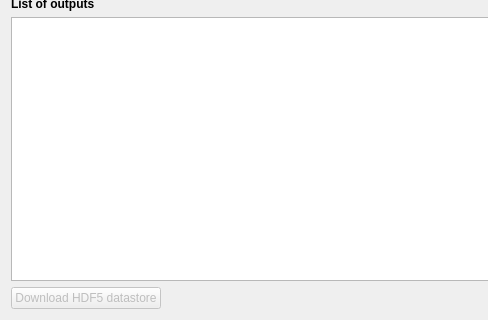
First picture: the form in svir/ui/ui_drive_engine_server.ui, repository gem/oq-irmt-qgis, before the edit; both pictures show x 0 to 488 and y 330 to 650 of the 1046 by 650 pixel window.
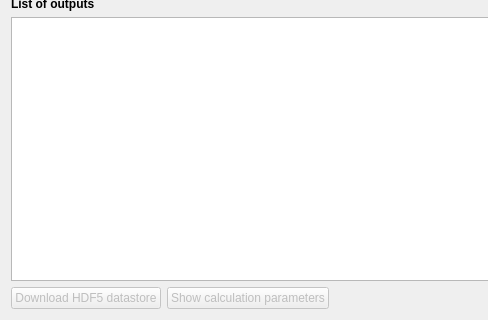
Second picture: the form after the edit.

Commit message: Add button to visualize the params of a oq-engine calculation

Diff of the .ui file:
```diff
--- a/svir/ui/ui_drive_engine_server.ui
+++ b/svir/ui/ui_drive_engine_server.ui
@@ -127,6 +127,16 @@
        </property>
       </widget>
      </item>
+     <item>
+      <widget class="QPushButton" name="show_calc_params_btn">
+       <property name="enabled">
+        <bool>false</bool>
+       </property>
+       <property name="text">
+        <string>Show calculation parameters</string>
+       </property>
+      </widget>
+     </item>
      <item>
       <spacer name="horizontalSpacer">
        <property name="orientation">
```
The commit also changes 3 other files.
